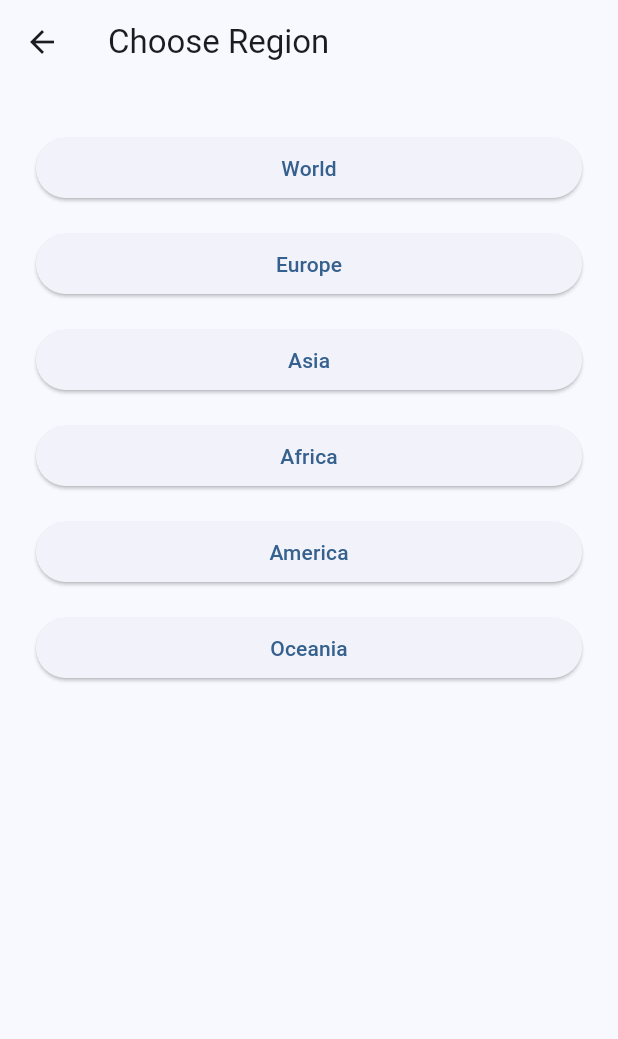
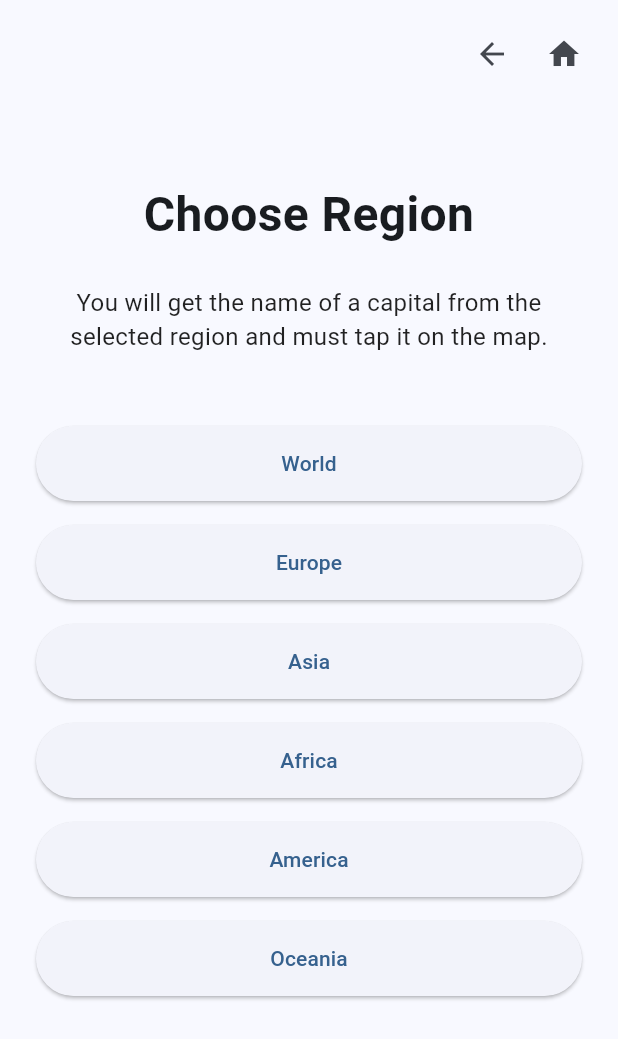
Before and after one commit to RobyStan/geo-quiz, a Flutter app: the screen it shows after launch, after a tap on "Find the Capital 🌍", on a phone screen of 412 x 824 dp. Shown: the top 1039 px of the screen. Run offline on Flutter 3.47's test engine with Material 3 defaults, Android fonts, the phone set to English and light mode, and no system bars; our stand-ins replace flutter_map, latlong2.

Commit message:
UI updates for home screen, region screen and gamemode screen

```diff
--- a/lib/screens/choose_region_screen.dart
+++ b/lib/screens/choose_region_screen.dart
@@ -1,6 +1,7 @@
 import 'package:flutter/material.dart';
 import 'choose_game_mode_screen.dart';
 import 'package:geo_quiz_app/models/game_type.dart';
+import 'home_screen.dart';
 
 class ChooseRegionScreen extends StatelessWidget {
   final GameType gameType;
@@ -16,33 +17,109 @@ class ChooseRegionScreen extends StatelessWidget {
         'Oceania',
       ];
 
+  String getDescription() {
+    switch (gameType) {
+      case GameType.guessFlag:
+        return 'You will see a flag from the selected region. Guess the correct country name.';
+      case GameType.guessAllCountries:
+        return 'Type all the country names from the region you selected.';
+      case GameType.guessTheCapital:
+        return 'You will see the flag, country, and region name (only for World). Type the capital city.';
+      case GameType.findTheCountry:
+        return 'You will get the name of a country from the selected region and must tap it on the map.';
+      case GameType.findTheCapital:
+        return 'You will get the name of a capital from the selected region and must tap it on the map.';
+    }
+  }
+
   @override
   Widget build(BuildContext context) {
     return Scaffold(
-      appBar: AppBar(
-        title: const Text('Choose Region'),
+      body: SafeArea(
+        child: Stack(
+          children: [
+            Padding(
+              padding: const EdgeInsets.symmetric(horizontal: 24.0),
+              child: Column(
+                children: [
+                  const SizedBox(height: 120),
+                  const Text(
+                    'Choose Region',
+                    textAlign: TextAlign.center,
+                    style: TextStyle(
+                      fontSize: 32,
+                      fontWeight: FontWeight.bold,
                     ),
-      body: Padding(
-        padding: const EdgeInsets.all(24),
+                  ),
+                  const SizedBox(height: 24),
+                  Text(
+                    getDescription(),
+                    textAlign: TextAlign.center,
+                    style: const TextStyle(
+                      fontSize: 16,
+                      color: Colors.black87,
+                    ),
+                  ),
+                  const SizedBox(height: 40),
+                  Expanded(
                     child: ListView.builder(
                       itemCount: regions.length,
                       itemBuilder: (context, index) {
                         final region = regions[index];
                         return Padding(
                           padding: const EdgeInsets.symmetric(vertical: 8),
+                          child: SizedBox(
+                            width: double.infinity,
+                            height: 50,
                             child: ElevatedButton(
                               onPressed: () {
                                 Navigator.push(
                                   context,
                                   MaterialPageRoute(
-                      builder: (_) => ChooseGameModeScreen(region: region,  gameType: gameType,),
+                                    builder: (_) => ChooseGameModeScreen(
+                                      region: region,
+                                      gameType: gameType,
+                                    ),
                                   ),
                                 );
                               },
                               child: Text(region),
                             ),
+                          ),
                         );
                       },
+                    ),
+                  ),
+                ],
+              ),
+            ),
+            Positioned(
+              top: 12,
+              right: 12,
+              child: Row(
+                children: [
+                  IconButton(
+                    tooltip: 'Back',
+                    icon: const Icon(Icons.arrow_back),
+                    onPressed: () {
+                      Navigator.pop(context);
+                    },
+                  ),
+                  IconButton(
+                    tooltip: 'Main Menu',
+                    icon: const Icon(Icons.home),
+                    onPressed: () {
+                      Navigator.pushAndRemoveUntil(
+                        context,
+                        MaterialPageRoute(builder: (_) => const HomeScreen()),
+                        (route) => false,
+                      );
+                    },
+                  ),
+                ],
+              ),
+            ),
+          ],
         ),
       ),
     );
--- a/lib/screens/home_screen.dart
+++ b/lib/screens/home_screen.dart
@@ -1,74 +1,86 @@
-
 import 'package:flutter/material.dart';
 import 'package:geo_quiz_app/screens/choose_region_screen.dart';
 import 'package:geo_quiz_app/models/game_type.dart';
 
 class HomeScreen extends StatelessWidget {
   const HomeScreen({super.key});
+
   @override
   Widget build(BuildContext context) {
     return Scaffold(
-      appBar: AppBar(title: const Text('Geo Quiz')),
-      body: Padding(
-        padding: const EdgeInsets.all(24.0),
+      body: SafeArea(
+        child: Padding(
+          padding: const EdgeInsets.symmetric(horizontal: 24.0, vertical: 80),
           child: Column(
             crossAxisAlignment: CrossAxisAlignment.stretch,
             children: [
               const Text(
-              'Choose Game Mode:',
-              style: TextStyle(fontSize: 22, fontWeight: FontWeight.bold),
+                'Geo Quiz',
+                textAlign: TextAlign.center,
+                style: TextStyle(
+                  fontSize: 32,
+                  fontWeight: FontWeight.bold,
                 ),
-            const SizedBox(height: 20),
-            ElevatedButton(
-              onPressed: () {
-                Navigator.push(
+              ),
+              const SizedBox(height: 60),
+              Expanded(
+                child: Center(
+                  child: Column(
+                    mainAxisSize: MainAxisSize.min,
+                    children: [
+                      _buildMenuButton(
                         context,
-                  MaterialPageRoute( builder: (_) => ChooseRegionScreen(gameType: GameType.guessFlag)),
+                        label: 'Guess the Flag 🌍',
+                        gameType: GameType.guessFlag,
+                      ),
+                      _buildMenuButton(
+                        context,
+                        label: 'Guess all Countries 🌍',
+                        gameType: GameType.guessAllCountries,
+                      ),
+                      _buildMenuButton(
+                        context,
+                        label: 'Guess the Capital 🌍',
+                        gameType: GameType.guessTheCapital,
+                      ),
+                      _buildMenuButton(
+                        context,
+                        label: 'Find the Country 🌍',
+                        gameType: GameType.findTheCountry,
+                      ),
+                      _buildMenuButton(
+                        context,
+                        label: 'Find the Capital 🌍',
+                        gameType: GameType.findTheCapital,
+                      ),
+                    ],
+                  ),
+                ),
+              ),
+            ],
+          ),
+        ),
+      ),
     );
-              },
-              child: const Text('Guess the Flag 🌍'),
-            ),
-            ElevatedButton(
-              onPressed: () {
-                Navigator.push(
-                  context,
-                  MaterialPageRoute( builder: (_) => ChooseRegionScreen(gameType: GameType.guessAllCountries)),
-                );
-              },
-              child: const Text('Guess all Countries 🌍'),
-            ),
-             ElevatedButton(
-              onPressed: () {
-                Navigator.push(
-                  context,
-                  MaterialPageRoute( builder: (_) => ChooseRegionScreen(gameType: GameType.guessTheCapital)),
-                );
-              },
-              child: const Text('Guess the Capital 🌍'),
-            ),
-            ElevatedButton(
+  }
+
+  Widget _buildMenuButton(BuildContext context,
+      {required String label, required GameType gameType}) {
+    return Padding(
+      padding: const EdgeInsets.symmetric(vertical: 10.0),
+      child: SizedBox(
+        width: double.infinity,
+        height: 50,
+        child: ElevatedButton(
           onPressed: () {
             Navigator.push(
               context,
               MaterialPageRoute(
-                    builder: (_) => ChooseRegionScreen(gameType: GameType.findTheCountry),
+                builder: (_) => ChooseRegionScreen(gameType: gameType),
               ),
             );
           },
-              child: const Text('Find the Country 🌍'),
-            ),
-            ElevatedButton(
-              onPressed: () {
-                Navigator.push(
-                  context,
-                  MaterialPageRoute(
-                    builder: (_) => ChooseRegionScreen(gameType: GameType.findTheCapital),
-                  ),
-                );
-              },
-              child: const Text('Find the Capital 🌍'),
-            ),
-          ],
+          child: Text(label),
         ),
       ),
     );
```
Also changed, not shown: lib/screens/choose_game_mode_screen.dart (+134 -161 lines). Lines whose indentation alone changed are shown as unchanged.
